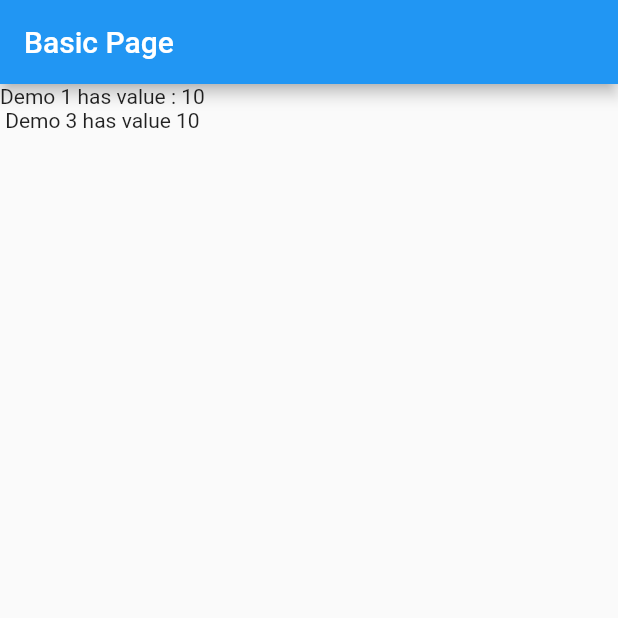
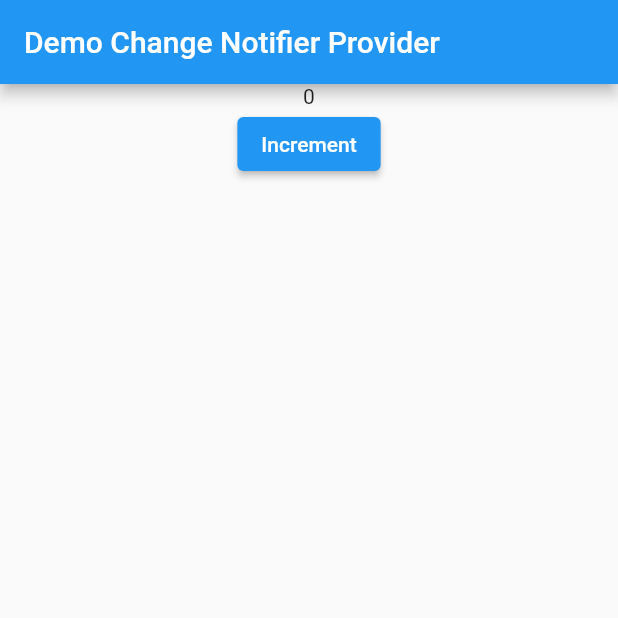
Before and after one commit to phamtanphat/provider_22042022, a Flutter app: the screen it shows after launch, on a phone screen of 412 x 824 dp, the top half of it. Run offline on Flutter 3.47's test engine with Material 2 defaults, Android fonts, the phone set to English and light mode, and no system bars.

Commit message:
change notifier

```diff
--- /dev/null
+++ b/lib/demo_changenotifier_provider.dart
@@ -0,0 +1,53 @@
+import 'package:flutter/material.dart';
+import 'package:provider/provider.dart';
+
+class Counter extends ChangeNotifier {
+  int _count = 0;
+
+  int get count => _count;
+
+  increment() {
+    _count++;
+    print(_count);
+    notifyListeners();
+  }
+}
+
+class DemoChangeNotifier extends StatelessWidget{
+  @override
+  Widget build(BuildContext context) {
+    return Scaffold(
+      appBar: AppBar(
+        title: Text("Demo Change Notifier Provider"),
+      ),
+      body: ChangeNotifierProvider(
+        create: (context) => Counter(),
+        child: TestWidget(),
+      ),
+    );
+  }
+}
+
+class TestWidget extends StatelessWidget{
+
+  @override
+  Widget build(BuildContext context) {
+    Counter counter = Provider.of(context);
+    return Container(
+      child: Center(
+        child: Column(
+          children: [
+            Text(counter.count.toString()),
+            ElevatedButton(
+                onPressed: (){
+                  counter.increment();
+                },
+                child: Text("Increment")
+            )
+          ],
+        ),
+      ),
+    );
+  }
+
+}
--- a/lib/main.dart
+++ b/lib/main.dart
@@ -1,5 +1,7 @@
 import 'package:flutter/material.dart';
 import 'package:provider_22042022/basic.dart';
+
+import 'demo_changenotifier_provider.dart';
 
 void main() {
   runApp(MyApp());
@@ -14,7 +16,7 @@ class MyApp extends StatelessWidget {
       theme: ThemeData(
         primarySwatch: Colors.blue,
       ),
-      home: BasicPage()
+      home: DemoChangeNotifier()
     );
   }
 }
```
